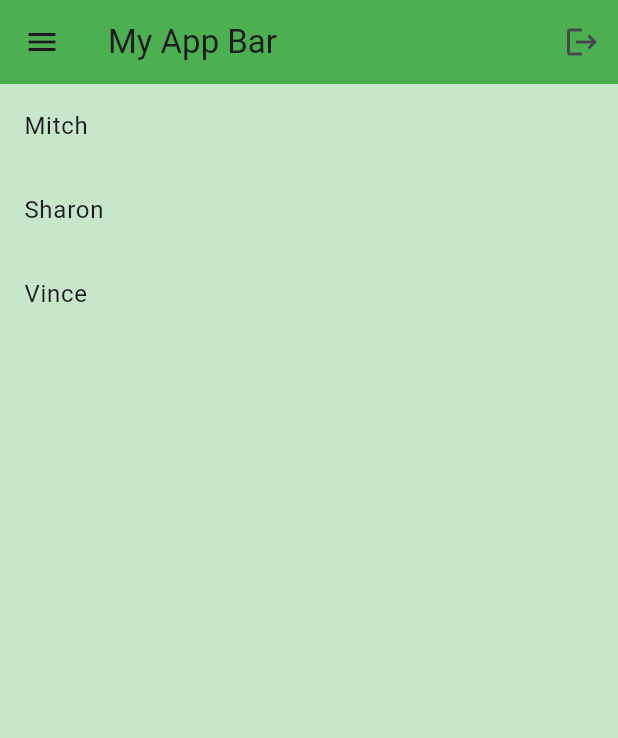
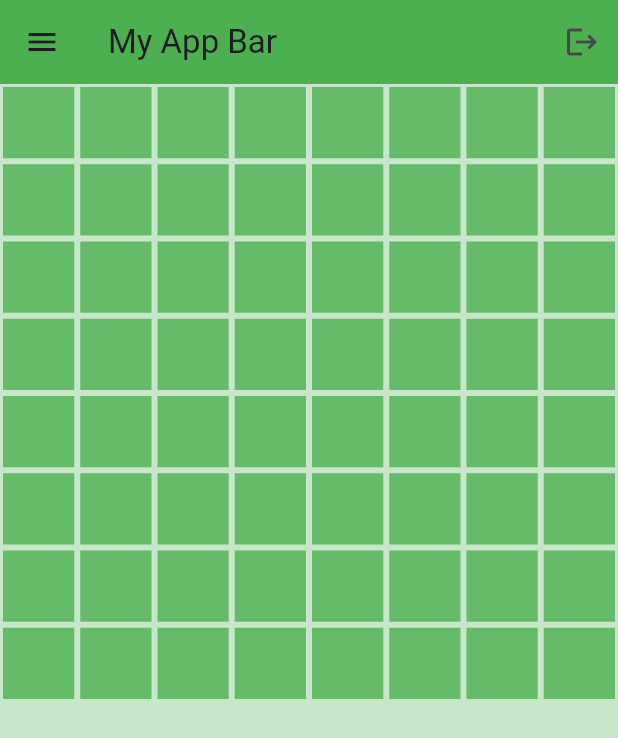
Before and after one commit to cuhp293/CodeFresher, a Flutter app: the screen it shows after launch, on a phone screen of 412 x 824 dp. Shown: the top 738 px of the screen. Run offline on Flutter 3.47's test engine with Material 3 defaults, Android fonts, the phone set to English and light mode, and no system bars.

Commit message:
Flutter: WIDGET - gridView

```diff
--- a/Flutter/flutter_beginner_course/lib/main.dart
+++ b/Flutter/flutter_beginner_course/lib/main.dart
@@ -23,11 +23,15 @@ class MyApp extends StatelessWidget {
             IconButton(onPressed: () {}, icon: Icon(Icons.logout)),
           ],
         ),
-        body: ListView.builder(
-          itemCount: names.length,
-          itemBuilder: (context, index) => ListTile(
-            title: Text(names[index]),
-          )
+        body: GridView.builder(
+          itemCount: 64,
+          gridDelegate:
+            // how many in each row
+            SliverGridDelegateWithFixedCrossAxisCount(crossAxisCount: 8),
+          itemBuilder: (context, index) => Container(
+            color: Colors.green[400],
+            margin: EdgeInsets.all(2),
+          ),
         ),
       ),
     );
```
